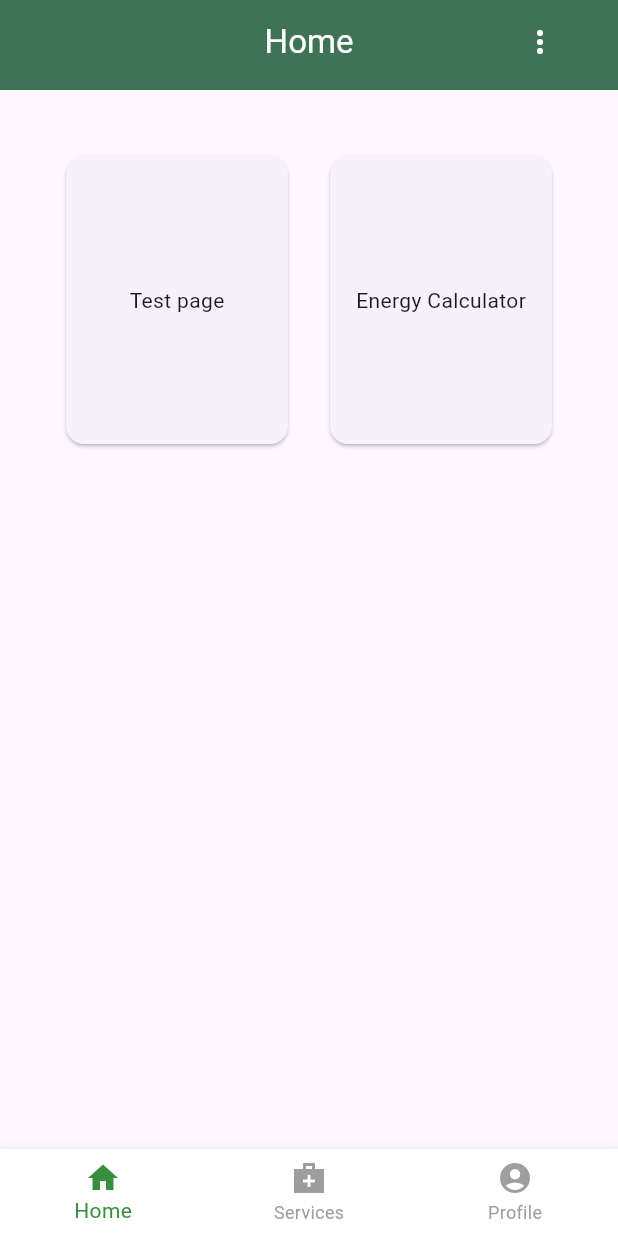
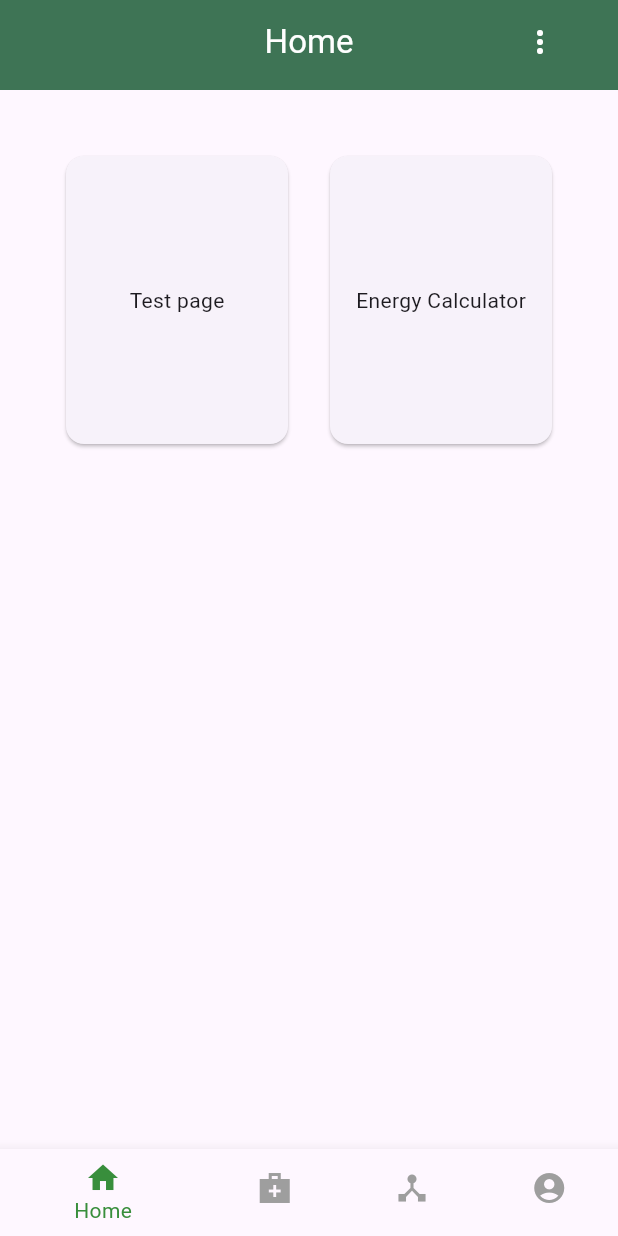
Before and after one commit to Jarwesbub/healthcare_superplatform, a Flutter app: the screen it shows after launch, on a phone screen of 412 x 824 dp. Run offline on Flutter 3.47's test engine with Material 3 defaults, Android fonts, the phone set to English and light mode, and no system bars.

Commit message:
Added devices button to the bottom navigation bar

```diff
--- a/lib/pages/page_manager.dart
+++ b/lib/pages/page_manager.dart
@@ -2,7 +2,6 @@ import 'package:flutter/material.dart';
 import 'package:healthcare_superplatform/data/page_constants.dart';
 import 'package:healthcare_superplatform/pages/home_page.dart';
 import 'package:healthcare_superplatform/pages/services_page.dart';
-import 'package:healthcare_superplatform/pages/profile_page.dart';
 import 'package:healthcare_superplatform/widgets/custom_appbar.dart';
 import 'package:healthcare_superplatform/widgets/custom_bottom_navbar.dart';
 
@@ -16,8 +15,9 @@ class PageManager extends StatefulWidget {
 class _PageManagerState extends State<PageManager> {
   final Map<String, Widget> pageList = {
     'Home': const HomePage(),
-    'Services': const ServicesPage(),
-    'Profile': const ProfilePage(),
+    'Services': Center(child: const ServicesPage()),
+    'Devices': Center(child: const Text('<devices here>')), // Test.
+    'Profile': Center(child: const Text('<profile here>')), // Test.
   };
   late bool isMobileView;
   int currentPage = 0;
--- a/lib/widgets/custom_bottom_navbar.dart
+++ b/lib/widgets/custom_bottom_navbar.dart
@@ -15,15 +15,12 @@ class _NavigationBarState extends State<CustomNavigationBar> {
   Widget build(BuildContext context) {
     return BottomNavigationBar(
       items: const <BottomNavigationBarItem>[
-        BottomNavigationBarItem(
-          icon: Icon(Icons.home),
-          label: 'Home',
-          backgroundColor: Colors.green,
-        ),
+        BottomNavigationBarItem(icon: Icon(Icons.home), label: 'Home'),
         BottomNavigationBarItem(
           icon: Icon(Icons.medical_services_sharp),
           label: 'Services',
         ),
+        BottomNavigationBarItem(icon: Icon(Icons.device_hub), label: 'Devices'),
         BottomNavigationBarItem(
           icon: Icon(Icons.account_circle),
           label: 'Profile',
```
Also changed, not shown: lib/pages/profile_page.dart (deleted, +0 -23 lines).
